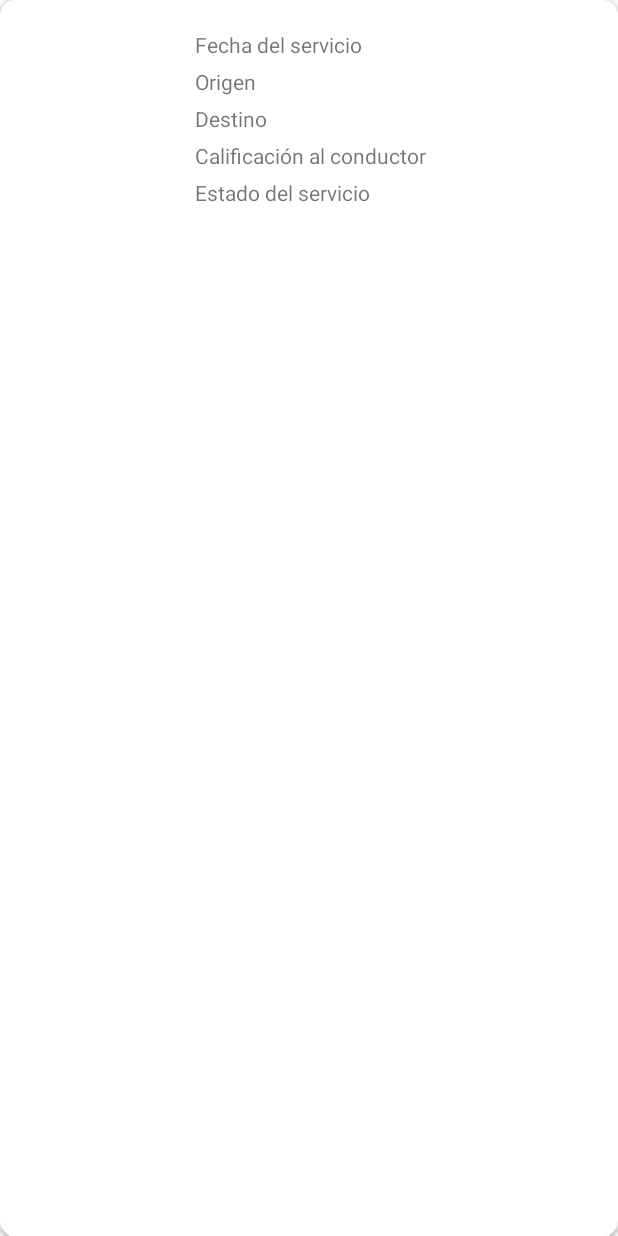
After one commit to u201500129/jalame-app-android, an Android app: the layout service_card.xml on its own in the app's theme, with its tools: preview values and no code run, on a phone screen of 412 x 824 dp. The commit adds this screen. Run offline under Robolectric (Android 15) with nearby library versions, the phone set to English and light mode, and no system bars.

Commit message:
En progreso de listar servicios

```diff
--- a/app/build.gradle
+++ b/app/build.gradle
@@ -19,7 +19,7 @@ android {
 }
 
 dependencies {
-    implementation fileTree(dir: 'libs', include: ['*.jar'])
+    implementation fileTree(include: ['*.jar'], dir: 'libs')
     implementation 'com.android.support:appcompat-v7:27.1.1'
     implementation 'com.android.support:support-v4:27.1.1'
     implementation 'com.squareup.retrofit2:retrofit:2.0.2'
@@ -30,4 +30,5 @@ dependencies {
     testImplementation 'junit:junit:4.12'
     androidTestImplementation 'com.android.support.test:runner:1.0.2'
     androidTestImplementation 'com.android.support.test.espresso:espresso-core:3.0.2'
+    implementation 'com.android.support:cardview-v7:27.1.1'
 }
--- a/app/src/main/java/pe/tp1/hdpeta/jalame/Interface/RestClient.java
+++ b/app/src/main/java/pe/tp1/hdpeta/jalame/Interface/RestClient.java
@@ -1,6 +1,9 @@
 package pe.tp1.hdpeta.jalame.Interface;
 
+import java.lang.reflect.Array;
+
 import pe.tp1.hdpeta.jalame.Bean.PersonBean;
+import pe.tp1.hdpeta.jalame.Bean.ServicioBean;
 import pe.tp1.hdpeta.jalame.Bean.VehiculoBean;
 import retrofit2.Call;
 import retrofit2.http.Body;
@@ -20,4 +23,7 @@ public interface RestClient {
 
     @POST("/jalame/vehiculo/add")
     Call<VehiculoBean> createCar(@Body VehiculoBean vehiculoBean);
+
+    @GET("/jalame/servicio/list/user/{userID}")
+    Call<ServicioBean> getUserServices();
 }
--- /dev/null
+++ b/app/src/main/res/layout/service_card.xml
@@ -0,0 +1,59 @@
+<?xml version="1.0" encoding="utf-8"?>
+<android.support.v7.widget.CardView xmlns:android="http://schemas.android.com/apk/res/android"
+    android:layout_width="match_parent"
+    android:layout_height="match_parent"
+    xmlns:app="http://schemas.android.com/apk/res-auto"
+    app:cardCornerRadius="10dp">
+
+    <LinearLayout
+        android:padding="20dp"
+        android:layout_width="match_parent"
+        android:layout_height="wrap_content"
+        android:orientation="horizontal">
+
+        <ImageView
+            android:layout_width="100dp"
+            android:layout_height="150dp"
+            android:layout_marginRight="10dp"
+            android:id="@+id/imgProfile"/>
+
+        <LinearLayout
+            android:layout_width="match_parent"
+            android:layout_height="match_parent"
+            android:orientation="vertical">
+            <TextView
+                android:layout_width="wrap_content"
+                android:layout_height="wrap_content"
+                android:text="@string/service_date"
+                android:layout_marginBottom="5dp"
+                android:id="@+id/txtServiceDate"/>
+            <TextView
+                android:layout_width="wrap_content"
+                android:layout_height="wrap_content"
+                android:layout_marginBottom="5dp"
+                android:id="@+id/txtOriginDescription"
+                android:text="@string/service_origin_description"/>
+            <TextView
+                android:layout_width="wrap_content"
+                android:layout_height="wrap_content"
+                android:layout_marginBottom="5dp"
+                android:id="@+id/txtDestinyDescription"
+                android:text="@string/services_destiny_description"/>
+            <TextView
+                android:layout_width="wrap_content"
+                android:layout_height="wrap_content"
+                android:layout_marginBottom="5dp"
+                android:id="@+id/txtDriverCalification"
+                android:text="@string/driver_calification"/>
+
+            <TextView
+                android:layout_width="wrap_content"
+                android:layout_height="wrap_content"
+                android:layout_marginBottom="5dp"
+                android:id="@+id/txtSerivceState"
+                android:text="@string/service_state"/>
+        </LinearLayout>
+
+    </LinearLayout>
+
+</android.support.v7.widget.CardView>
--- a/app/src/main/res/values/strings.xml
+++ b/app/src/main/res/values/strings.xml
@@ -29,4 +29,9 @@
     <string name="google_api_key">AIzaSyAneF72iiRGQaGj56zwojtdChoAvR7fU6I</string>
     <string name="servicios_fragment">servicio</string>
     <string name="location_fragment">Location</string>
+    <string name="service_date">Fecha del servicio</string>
+    <string name="service_origin_description">Origen</string>
+    <string name="services_destiny_description">Destino</string>
+    <string name="driver_calification">Calificación al conductor</string>
+    <string name="service_state">Estado del servicio</string>
 </resources>
```
Also changed, not shown: app/src/main/java/pe/tp1/hdpeta/jalame/Activity/LoginActivity.java (+2 -9 lines), app/src/main/java/pe/tp1/hdpeta/jalame/Adapter/ServicesAdapter.java (added, +69 -0 lines), app/src/main/java/pe/tp1/hdpeta/jalame/Fragment/ServiciosFragment.java (+28 -2 lines), app/src/main/java/pe/tp1/hdpeta/jalame/Network/RetrofitInstance.java (added, +20 -0 lines), app/src/main/res/layout/fragment_servicios.xml (+8 -8 lines), app/src/main/res/drawable/icon_black_star.png (added), app/src/main/res/drawable/icon_calendar_clock.png (added), app/src/main/res/drawable/icon_car_estate.png (added), app/src/main/res/drawable/icon_destiny_place.png (added), app/src/main/res/drawable/icon_origin_place.png (added), app/src/main/res/drawable/icon_profle.png (added).
